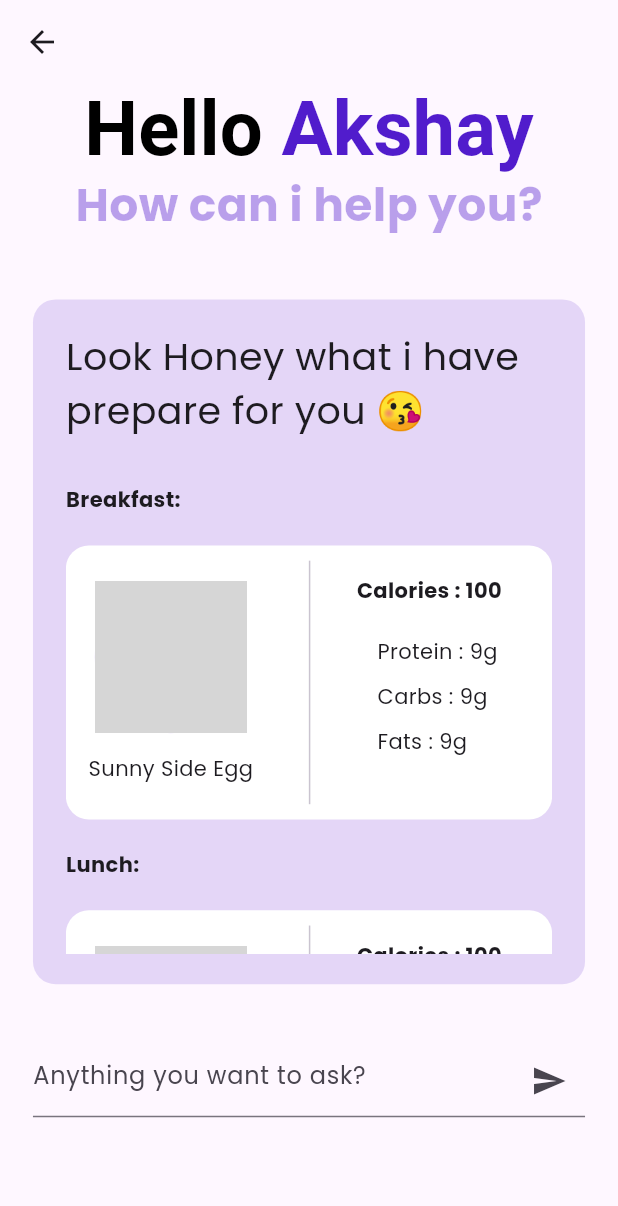
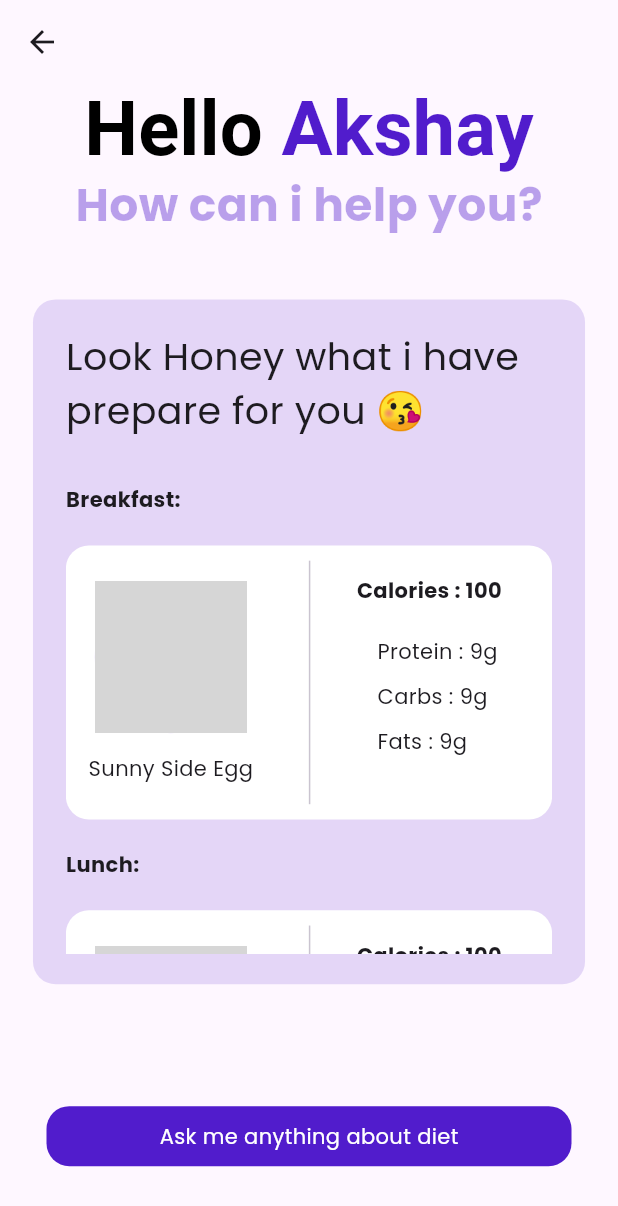
Before and after one commit to anonymous-startup/fitness_app_ui, a Flutter app: the ChatWithGemini screen opened directly, on a phone screen of 412 x 824 dp. Shown: the top 1206 px of the screen. Run offline on Flutter 3.47's test engine with Material 3 defaults, Android fonts, the phone set to English and light mode, and no system bars; drawn by our look-alikes of dash_chat_2; our stand-ins replace camera, flutter_dotenv, fluttertoast, geolocator, google_generative_ai, lottie and 2 more; missing offline and left inert: external_path, media_scanner; accounts and stored records are empty; network calls fail; grey boxes are pictures that could not be loaded.

Commit message:
Gemini added to Chat

```diff
--- a/lib/main.dart
+++ b/lib/main.dart
@@ -1,18 +1,18 @@
 import 'package:fitness_app/constants.dart';
 import 'package:fitness_app/providers/onboarding/birthday_provider.dart';
 import 'package:fitness_app/screens/nutrition/diet_input_screen.dart';
-import 'package:fitness_app/screens/home/home_page.dart';
-import 'package:fitness_app/screens/nutrition/chat_with_gemini.dart';
-import 'package:fitness_app/screens/nutrition/diet_input_screen.dart';
+
 import 'package:fitness_app/screens/onboarding/onboarding_screen.dart';
 import 'package:fitness_app/size_config.dart';
 import 'package:flutter/material.dart';
 import 'package:provider/provider.dart';
+import 'package:flutter_dotenv/flutter_dotenv.dart';
 import 'package:shared_preferences/shared_preferences.dart';
 
 Future main() async {
   WidgetsFlutterBinding.ensureInitialized();
 
+  await dotenv.load(fileName: ".env");
   final SharedPreferences prefs = await SharedPreferences.getInstance();
   bool hasSeen = prefs.getBool('hasSeen') ?? false;
 
--- a/lib/screens/nutrition/chat_with_gemini.dart
+++ b/lib/screens/nutrition/chat_with_gemini.dart
@@ -1,7 +1,10 @@
+import 'package:dash_chat_2/dash_chat_2.dart';
 import 'package:fitness_app/constants.dart';
 import 'package:fitness_app/screens/nutrition/components/dish_card.dart';
 import 'package:fitness_app/size_config.dart';
 import 'package:flutter/material.dart';
+import 'package:flutter_dotenv/flutter_dotenv.dart';
+import 'package:google_generative_ai/google_generative_ai.dart';
 
 class ChatWithGemini extends StatefulWidget {
   const ChatWithGemini({super.key});
@@ -11,12 +14,36 @@ class ChatWithGemini extends StatefulWidget {
 }
 
 class _ChatWithGeminiState extends State<ChatWithGemini> {
+
+  ChatUser currentUser = ChatUser(id: "0",  firstName: "Akshay");
+  ChatUser geminiUser = ChatUser(id: "1",  firstName: "FoodBot", profileImage:  "https://c8.alamy.com/comp/T8FBX5/illustration-of-a-robot-wearing-cap-and-holding-a-tray-of-fast-food-choices-from-burger-fries-and-soda-T8FBX5.jpg"  );
+  List<ChatMessage> messages = [];
+  bool hasMessaginstart = false;
+
+  var apiKey = dotenv.env['GEMINI_API'] as String;
+
+  @override
+  void initState() {
+    // TODO: implement initState
+    super.initState();
+
+    messages.add(ChatMessage(user: geminiUser, createdAt: DateTime.now(),text: "Hello Akshay, How can i help you related to diet?"));
+  }
+
   @override
   Widget build(BuildContext context) {
+
+
+
+
     return Scaffold(
       resizeToAvoidBottomInset: true,
       appBar: AppBar(),
-      body: SingleChildScrollView(
+      body:
+
+
+
+      SingleChildScrollView(
         child: Column(
           children: [
             RichText(
@@ -49,7 +76,7 @@ class _ChatWithGeminiState extends State<ChatWithGemini> {
                 fontWeight: FontWeight.bold,
               ),
             ),
-            Container(
+         if(!hasMessaginstart) Container(
               margin: EdgeInsets.symmetric(
                 horizontal: getProportionateScreenWidth(20),
                 vertical: getProportionateScreenHeight(40),
@@ -91,26 +118,81 @@ class _ChatWithGeminiState extends State<ChatWithGemini> {
                 ],
               ),
             ),
-            Container(
-              margin: EdgeInsets.symmetric(
-                horizontal: getProportionateScreenWidth(20),
-              ),
-              child: const TextField(
-                decoration: InputDecoration(
-                  hintText: 'Anything you want to ask?',
-                  suffixIcon: IconButton(
-                    icon: Icon(Icons.send),
-                    onPressed: null,
-                    color: Colors.blue,
+
+      if(! hasMessaginstart) GestureDetector(
+              onTap: (){
+                setState(() {
+                  hasMessaginstart = true;
+                });
+              },
+              child: Container(
+                height: 40,
+                width: 350,
+                 margin: EdgeInsets.symmetric(
+                  vertical: getProportionateScreenHeight(40),
+                ),
+                decoration: BoxDecoration( color: primaryColor,
+                  borderRadius: BorderRadius.circular(
+                    getProportionateScreenHeight(15),
+                  ),),
+                  alignment: Alignment.center,
+                child: const Text(
+                  "Ask me anything about diet",
+                  style: TextStyle(
+                    color: Colors.white
+                    ),
                   ),
-                ),
               ),
             ),
+   SizedBox(
+    height:getProportionateScreenHeight(610),
+      child : DashChat(currentUser: currentUser, onSend: _sendMessage, messages: messages) )
+          // Container(child:  DashChat(currentUser: currentUser, onSend: _sendMessage, messages: messages)),
           ],
         ),
       ),
     );
   }
+
+  void _sendMessage(ChatMessage chatMessage){
+      setState(() {
+        messages = [chatMessage, ...messages];
+      });
+
+      try{
+        String prompt = "You are FoodBot, a knowledgeable nutrition expert. Please respond exclusively to questions related to diet, nutrition, and healthy eating. Provide responses that are clear, concise, and well-formatted. If a question does not pertain to these topics, kindly remind the user to focus on diet-related subjects.";
+          String question = chatMessage.text ;
+
+          final model = GenerativeModel(model: 'gemini-1.5-flash', apiKey: apiKey);
+          final promtparts = TextPart(prompt);
+          final questionparts = TextPart(question);
+          final content = Content.multi([promtparts,questionparts]);
+
+          model.generateContentStream([content]).listen((event) {
+            ChatMessage? lastMessage =messages.firstOrNull;
+
+            if(lastMessage !=null && lastMessage.user == geminiUser){
+
+              lastMessage = messages.removeAt(0);
+              String respone = event.text!;
+              lastMessage.text += respone;
+              setState(() {
+                messages = [lastMessage!,...messages];
+              });
+            }
+            else{
+              String response= event.text!;
+              ChatMessage  message = ChatMessage(user: geminiUser, createdAt: DateTime.now(), text: response);
+              setState(() {
+                messages = [message , ...messages];
+              });
+            }
+          });
+      }catch(e){
+          print(e);
+      }
+  }
+
 }
 
 class Meal extends StatelessWidget {
--- a/lib/screens/nutrition/components/dish_card.dart
+++ b/lib/screens/nutrition/components/dish_card.dart
@@ -35,7 +35,7 @@ class DishCard extends StatelessWidget {
               CircleAvatar(
                 radius: getProportionateScreenHeight(50),
                 backgroundImage: const NetworkImage(
-                  'https://img.freepik.com/premium-photo/sexy-ass-lingerie-female-buttocks-slim-figure-bikini-thong_265223-99236.jpg?w=1800',
+                  'https://www.licious.in/blog/wp-content/uploads/2023/01/Shutterstock_2047827035-1024x683.jpg',
                 ),
               ),
               Text(dishName),
--- a/pubspec.yaml
+++ b/pubspec.yaml
@@ -47,6 +47,8 @@ dependencies:
   shimmer: ^3.0.0
   lottie: ^3.1.2
   google_generative_ai: ^0.4.3
+  flutter_dotenv: ^5.1.0
+  dash_chat_2: ^0.0.21
 
 dev_dependencies:
   flutter_test:
@@ -72,6 +74,7 @@ flutter:
 
   # To add assets to your application, add an assets section, like this:
   assets:
+    - .env
     - assets/images/onboarding/
     - assets/images/nutrition/
     - assets/lottie/
```
Also changed, not shown: lib/screens/nutrition/diet_input_screen.dart (+12 -1 lines), lib/screens/nutrition/models/gemini_model.dart (+7 -3 lines), pubspec.lock, 6 other files.
